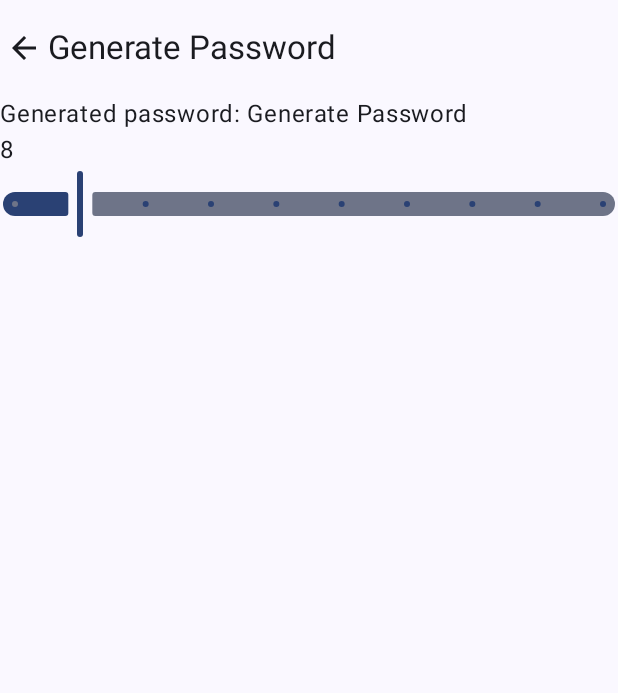
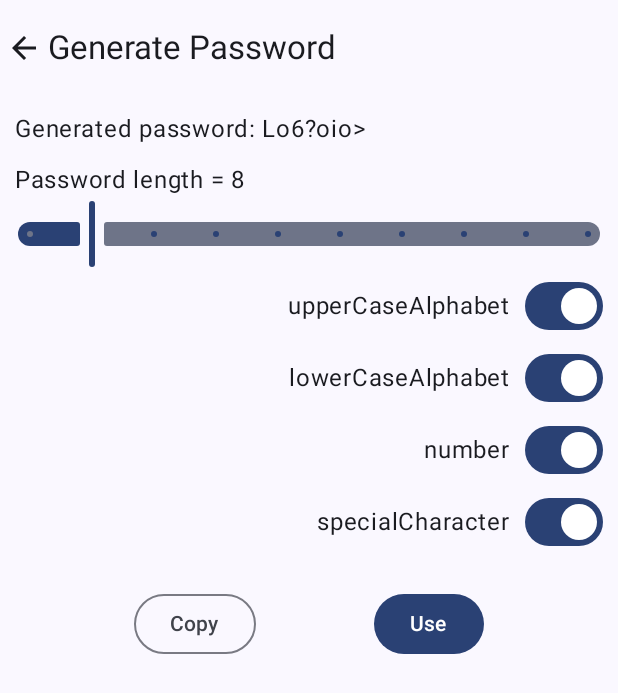
Before and after one commit to AMANDHAKAR191/KeysWithKotlin, an Android app built with Jetpack Compose: the composable GeneratePasswordScreen shown on its own in the app's theme, on a phone screen of 412 x 824 dp. Shown: the top 693 px of the screen. Run offline under Robolectric (Android 15) with nearby library versions, the light colour scheme and no system bars; our stand-ins replace Dagger/Hilt's generated code, Firebase (no records; nobody signed in at launch, a user with empty details on screens opened directly).

Commit message:
Bug resolved in AddEditPasswordScreen, GeneratePasswordScreen and RootNavGraph

```diff
--- a/app/src/main/java/com/aman/keyswithkotlin/auth/presentation/profile/ProfileScreen.kt
+++ b/app/src/main/java/com/aman/keyswithkotlin/auth/presentation/profile/ProfileScreen.kt
@@ -21,7 +21,8 @@ import kotlinx.coroutines.launch
 @Composable
 fun ProfileScreen(
     viewModel: ProfileViewModel = hiltViewModel(),
-    navigateToAuthScreen: () -> Unit
+    navigateToAuthScreen: () -> Unit,
+    navigateToPasswordScreen: () -> Unit,
 ) {
     val snackBarHostState = remember {
         SnackbarHostState()
@@ -37,6 +38,9 @@ fun ProfileScreen(
                 },
                 revokeAccess = {
                     viewModel.revokeAccess()
+                },
+                navigateToPasswordScreen = {
+                    navigateToPasswordScreen()
                 }
             )
         },
--- a/app/src/main/java/com/aman/keyswithkotlin/navigation/MainNavGraph.kt
+++ b/app/src/main/java/com/aman/keyswithkotlin/navigation/MainNavGraph.kt
@@ -3,11 +3,6 @@ package com.aman.keyswithkotlin.navigation
 import androidx.compose.runtime.Composable
 import androidx.navigation.NavHostController
 import androidx.navigation.compose.NavHost
-import androidx.navigation.compose.composable
-import com.aman.keyswithkotlin.auth.presentation.profile.ProfileScreen
-import com.aman.keyswithkotlin.chats.presentation.ChatsScreen
-import com.aman.keyswithkotlin.notes.presentation.NotesScreen
-import com.aman.keyswithkotlin.passwords.presentation.PasswordScreen
 import com.aman.keyswithkotlin.presentation.BottomBarScreen
 
 @Composable
--- /dev/null
+++ b/app/src/main/java/com/aman/keyswithkotlin/passwords/presentation/componants/CustomSwitch.kt
@@ -0,0 +1,37 @@
+package com.aman.keyswithkotlin.passwords.presentation.componants
+
+import androidx.compose.foundation.clickable
+import androidx.compose.foundation.layout.Arrangement
+import androidx.compose.foundation.layout.Row
+import androidx.compose.foundation.layout.Spacer
+import androidx.compose.foundation.layout.fillMaxWidth
+import androidx.compose.foundation.layout.width
+import androidx.compose.material3.Switch
+import androidx.compose.material3.Text
+import androidx.compose.runtime.Composable
+import androidx.compose.ui.Alignment
+import androidx.compose.ui.Modifier
+import androidx.compose.ui.unit.dp
+
+@Composable
+fun CustomSwitch(
+    label: String,
+    checked: Boolean,
+    onCheckedChange: (Boolean) -> Unit
+) {
+    Row(
+        modifier = Modifier.fillMaxWidth(),
+        horizontalArrangement = Arrangement.End,
+        verticalAlignment = Alignment.CenterVertically
+    ) {
+        Text(
+            text = label,
+            modifier = Modifier.clickable {
+                onCheckedChange(!checked)
+            })
+        Spacer(modifier = Modifier.width(10.dp))
+        Switch(checked = checked, onCheckedChange = {
+            onCheckedChange(it)
+        })
+    }
+}
--- a/app/src/main/java/com/aman/keyswithkotlin/passwords/presentation/generate_password/GeneratePasswordEvent.kt
+++ b/app/src/main/java/com/aman/keyswithkotlin/passwords/presentation/generate_password/GeneratePasswordEvent.kt
@@ -1,7 +1,11 @@
 package com.aman.keyswithkotlin.passwords.presentation.generate_password
+
+import androidx.compose.ui.platform.ClipboardManager
 
 sealed class GeneratePasswordEvent{
     data class ChangeSliderValueChange(val value: Int):GeneratePasswordEvent()
     data class ChangeSwitchValueChange(val value: Boolean, val identifier:String):GeneratePasswordEvent()
+
+    data class CopyPassword(val clipboardManager: ClipboardManager):GeneratePasswordEvent()
     object GeneratePassword:GeneratePasswordEvent()
 }
--- a/app/src/main/java/com/aman/keyswithkotlin/passwords/presentation/generate_password/GeneratePasswordScreen.kt
+++ b/app/src/main/java/com/aman/keyswithkotlin/passwords/presentation/generate_password/GeneratePasswordScreen.kt
@@ -1,44 +1,66 @@
 package com.aman.keyswithkotlin.passwords.presentation.generate_password
 
 import androidx.compose.foundation.clickable
+import androidx.compose.foundation.layout.Arrangement
 import androidx.compose.foundation.layout.Column
+import androidx.compose.foundation.layout.Row
+import androidx.compose.foundation.layout.Spacer
 import androidx.compose.foundation.layout.fillMaxSize
+import androidx.compose.foundation.layout.fillMaxWidth
+import androidx.compose.foundation.layout.height
 import androidx.compose.foundation.layout.padding
 import androidx.compose.material.icons.Icons
 import androidx.compose.material.icons.filled.ArrowBack
+import androidx.compose.material3.Button
 import androidx.compose.material3.ExperimentalMaterial3Api
 import androidx.compose.material3.Icon
+import androidx.compose.material3.OutlinedButton
 import androidx.compose.material3.Scaffold
 import androidx.compose.material3.Slider
 import androidx.compose.material3.Text
 import androidx.compose.material3.TopAppBar
 import androidx.compose.runtime.Composable
 import androidx.compose.ui.Modifier
+import androidx.compose.ui.platform.ClipboardManager
+import androidx.compose.ui.platform.LocalClipboardManager
 import androidx.compose.ui.semantics.contentDescription
 import androidx.compose.ui.semantics.semantics
+import androidx.compose.ui.unit.dp
 import androidx.hilt.navigation.compose.hiltViewModel
+import com.aman.keyswithkotlin.core.Constants
+import com.aman.keyswithkotlin.passwords.presentation.add_edit_password.ShareGeneratedPasswordViewModel
+import com.aman.keyswithkotlin.passwords.presentation.add_edit_password.SharedPasswordEvent
+import com.aman.keyswithkotlin.passwords.presentation.componants.CustomSwitch
 
 @OptIn(ExperimentalMaterial3Api::class)
 @Composable
 fun GeneratePasswordScreen(
     viewModel: GeneratePasswordViewModel = hiltViewModel(),
     navigateToPasswordScreen:()->Unit,
-    navigateToAddEditPasswordScreen:()->Unit
+    navigateToAddEditPasswordScreen:(String)->Unit
 ) {
     val state = viewModel.state.value
-
+    val clipboardManager: ClipboardManager = LocalClipboardManager.current
     Scaffold(modifier = Modifier.fillMaxSize(),
         topBar = {
-            TopAppBar(title = { Text(text = "Generate Password") }, navigationIcon = {
-                Icon(
-                    Icons.Default.ArrowBack,
-                    contentDescription = null,
-                    modifier = Modifier.clickable { navigateToPasswordScreen()})
-            })
+            TopAppBar(
+                title = { Text(text = "Generate Password") },
+                navigationIcon = {
+                    Icon(
+                        Icons.Default.ArrowBack,
+                        contentDescription = null,
+                        modifier = Modifier.clickable { navigateToPasswordScreen() })
+                })
         }) { innnerPaddng ->
-        Column(modifier = Modifier.padding(innnerPaddng)) {
+        Column(
+            modifier = Modifier
+                .padding(innnerPaddng)
+                .padding(all = 10.dp)
+                .fillMaxSize()
+        ) {
             Text(text = "Generated password: ${state.generatedPassword}")
-            Text(text = state.slider.toString())
+            Spacer(modifier = Modifier.height(10.dp))
+            Text(text = "Password length = ${state.slider.toString()}")
             Slider(
                 modifier = Modifier.semantics { contentDescription = "Localized Description" },
                 value = state.slider.toFloat(),
@@ -51,6 +73,71 @@ fun GeneratePasswordScreen(
                     viewModel.onEvent(GeneratePasswordEvent.GeneratePassword)
                 }
             )
+            CustomSwitch(
+                label = Constants.IDENTIFIER_UPPER_CASE,
+                checked = state.upperCaseAlphabet,
+                onCheckedChange = {
+                    viewModel.onEvent(
+                        GeneratePasswordEvent.ChangeSwitchValueChange(
+                            !state.upperCaseAlphabet,
+                            Constants.IDENTIFIER_UPPER_CASE
+                        )
+                    )
+                }
+            )
+            CustomSwitch(
+                label = Constants.IDENTIFIER_LOWER_CASE,
+                checked = state.lowerCaseAlphabet,
+                onCheckedChange = {
+                    viewModel.onEvent(
+                        GeneratePasswordEvent.ChangeSwitchValueChange(
+                            !state.lowerCaseAlphabet,
+                            Constants.IDENTIFIER_LOWER_CASE
+                        )
+                    )
+                }
+            )
+            CustomSwitch(
+                label = Constants.IDENTIFIER_NUMBER,
+                checked = state.number,
+                onCheckedChange = {
+                    viewModel.onEvent(
+                        GeneratePasswordEvent.ChangeSwitchValueChange(
+                            !state.number,
+                            Constants.IDENTIFIER_NUMBER
+                        )
+                    )
+                }
+            )
+            CustomSwitch(
+                label = Constants.IDENTIFIER_SPECIAL_CHAR,
+                checked = state.specialCharacter,
+                onCheckedChange = {
+                    viewModel.onEvent(
+                        GeneratePasswordEvent.ChangeSwitchValueChange(
+                            !state.specialCharacter,
+                            Constants.IDENTIFIER_SPECIAL_CHAR
+                        )
+                    )
+                }
+            )
+            Spacer(modifier = Modifier.height(20.dp))
+            Row(
+                modifier = Modifier.fillMaxWidth(),
+                horizontalArrangement = Arrangement.SpaceEvenly
+            ) {
+                OutlinedButton(onClick = {
+                    viewModel.onEvent(GeneratePasswordEvent.CopyPassword(clipboardManager))
+                }) {
+                    Text(text = "Copy")
+                }
+                Button(onClick = {
+                    println("generatedPassword1: ${state.generatedPassword}")
+                    navigateToAddEditPasswordScreen(state.generatedPassword)
+                }) {
+                    Text(text = "Use")
+                }
+            }
         }
     }
 
--- a/app/src/main/java/com/aman/keyswithkotlin/passwords/presentation/generate_password/GeneratePasswordViewModel.kt
+++ b/app/src/main/java/com/aman/keyswithkotlin/passwords/presentation/generate_password/GeneratePasswordViewModel.kt
@@ -2,14 +2,16 @@ package com.aman.keyswithkotlin.passwords.presentation.generate_password
 
 import androidx.compose.runtime.State
 import androidx.compose.runtime.mutableStateOf
+import androidx.compose.ui.platform.ClipboardManager
+import androidx.compose.ui.text.AnnotatedString
 import androidx.lifecycle.ViewModel
 import androidx.lifecycle.viewModelScope
 import com.aman.keyswithkotlin.core.Constants
 import com.aman.keyswithkotlin.passwords.domain.use_cases.PasswordUseCases
 import dagger.hilt.android.lifecycle.HiltViewModel
-import kotlinx.coroutines.flow.collect
 import kotlinx.coroutines.launch
 import javax.inject.Inject
+
 
 @HiltViewModel
 class GeneratePasswordViewModel @Inject constructor(
@@ -23,11 +25,13 @@ class GeneratePasswordViewModel @Inject constructor(
         _state.value = state.value.copy(
             generatedPassword = "Generate Password",
             slider = 8,
-            upperCaseAlphabet = true,
-            lowerCaseAlphabet = true,
-            number = true,
-            specialCharacter = true
+            upperCaseAlphabet = !state.value.upperCaseAlphabet,
+            lowerCaseAlphabet = !state.value.lowerCaseAlphabet,
+            number = !state.value.number,
+            specialCharacter = !state.value.specialCharacter
         )
+        println("inside: GeneratePasswordViewModel")
+        generatePassword()
     }
 
     fun onEvent(event: GeneratePasswordEvent) {
@@ -57,9 +61,31 @@ class GeneratePasswordViewModel @Inject constructor(
                     )
                 }
 
+                //check if all switch is off then default on anyone by default
+                if (
+                    !state.value.upperCaseAlphabet &&
+                    !state.value.lowerCaseAlphabet &&
+                    !state.value.number &&
+                    !state.value.specialCharacter
+                ) {
+                    _state.value = state.value.copy(
+                        generatedPassword = "Generate Password",
+                        upperCaseAlphabet = true
+                    )
+                }
+
             }
 
             is GeneratePasswordEvent.GeneratePassword -> {
+                generatePassword()
+            }
+            is GeneratePasswordEvent.CopyPassword->{
+                copyPasswordToClipBoard(event.clipboardManager)
+            }
+        }
+    }
+
+    private fun generatePassword() {
         viewModelScope.launch {
             passwordUseCases.generatePassword(
                 max_length = state.value.slider,
@@ -67,13 +93,21 @@ class GeneratePasswordViewModel @Inject constructor(
                 lowerCase = state.value.lowerCaseAlphabet,
                 numbers = state.value.number,
                 specialCharacters = state.value.specialCharacter,
-                    ).collect{
+            ).collect {
                 _state.value = state.value.copy(
                     generatedPassword = it
                 )
             }
         }
     }
+
+    private fun copyPasswordToClipBoard(
+        clipboardManager: ClipboardManager
+    ) {
+        clipboardManager.setText(
+            AnnotatedString(
+                state.value.generatedPassword
+            )
+        )
     }
 }
-}
--- a/app/src/main/java/com/aman/keyswithkotlin/passwords/presentation/PasswordState.kt
+++ b/app/src/main/java/com/aman/keyswithkotlin/passwords/presentation/password_screen/PasswordState.kt
@@ -1,4 +1,4 @@
-package com.aman.keyswithkotlin.passwords.presentation
+package com.aman.keyswithkotlin.passwords.presentation.password_screen
 
 import com.aman.keyswithkotlin.passwords.domain.model.Password
 import com.aman.keyswithkotlin.passwords.domain.model.RealtimeModelResponse
--- a/app/src/main/java/com/aman/keyswithkotlin/passwords/presentation/PasswordViewModel.kt
+++ b/app/src/main/java/com/aman/keyswithkotlin/passwords/presentation/password_screen/PasswordViewModel.kt
@@ -1,4 +1,4 @@
-package com.aman.keyswithkotlin.passwords.presentation
+package com.aman.keyswithkotlin.passwords.presentation.password_screen
 
 import androidx.compose.runtime.State
 import androidx.compose.runtime.mutableStateOf
@@ -12,7 +12,6 @@ import dagger.hilt.android.lifecycle.HiltViewModel
 import kotlinx.coroutines.Dispatchers
 import kotlinx.coroutines.flow.MutableSharedFlow
 import kotlinx.coroutines.flow.asSharedFlow
-import kotlinx.coroutines.isActive
 import kotlinx.coroutines.launch
 import kotlinx.coroutines.withContext
 import javax.inject.Inject
```
Also changed, not shown: app/src/main/java/com/aman/keyswithkotlin/auth/presentation/profile/components/ProfileTopBar.kt (+11 -1 lines), app/src/main/java/com/aman/keyswithkotlin/navigation/RootNavGraph.kt (+28 -7 lines), app/src/main/java/com/aman/keyswithkotlin/passwords/presentation/add_edit_password/AddEditPasswordScreen.kt (+26 -5 lines), app/src/main/java/com/aman/keyswithkotlin/passwords/presentation/add_edit_password/ShareGeneratedPasswordViewModel.kt (added, +40 -0 lines), app/src/main/java/com/aman/keyswithkotlin/passwords/presentation/componants/MinFab.kt (+25 -23 lines), app/src/main/java/com/aman/keyswithkotlin/passwords/presentation/componants/MultiFloatingButton.kt (+15 -19 lines), app/src/main/java/com/aman/keyswithkotlin/passwords/presentation/password_screen/PasswordScreen.kt (renamed from app/src/main/java/com/aman/keyswithkotlin/passwords/presentation/PasswordScreen.kt, +15 -18 lines). Lines whose indentation alone changed are shown as unchanged.
